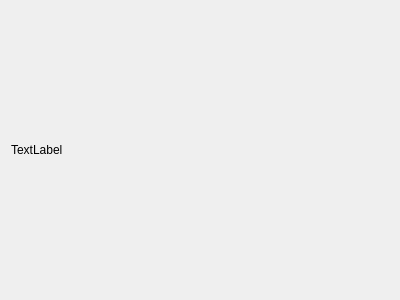
Old version of the form phascan_view/ui/dialog/dialogkeyboardhelp.ui in the repository qinxingying/hello-word.
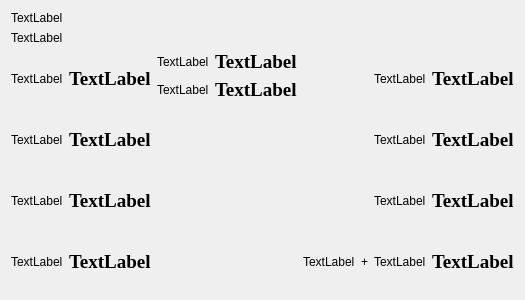
New version of the form. Icons and pictures are not drawn.

The edit to the form file:
```diff
--- a/phascan_view/ui/dialog/dialogkeyboardhelp.ui
+++ b/phascan_view/ui/dialog/dialogkeyboardhelp.ui
@@ -6,21 +6,322 @@
    <rect>
     <x>0</x>
     <y>0</y>
-    <width>400</width>
+    <width>507</width>
     <height>300</height>
    </rect>
   </property>
   <property name="windowTitle">
    <string>Dialog</string>
   </property>
-  <layout class="QHBoxLayout" name="horizontalLayout">
+  <property name="windowIcon">
+   <iconset resource="../../mainwindow.qrc">
+    <normaloff>:/file/resource/Main/keyboardLogo.png</normaloff>:/file/resource/Main/keyboardLogo.png</iconset>
+  </property>
+  <property name="whatsThis">
+   <string notr="true"/>
+  </property>
+  <layout class="QVBoxLayout" name="verticalLayout_3">
    <item>
-    <widget class="QLabel" name="label">
+    <widget class="QLabel" name="labelLogo">
      <property name="text">
       <string>TextLabel</string>
      </property>
     </widget>
    </item>
+   <item>
+    <widget class="QLabel" name="labelKeyboard">
+     <property name="text">
+      <string>TextLabel</string>
+     </property>
+    </widget>
+   </item>
+   <item>
+    <layout class="QHBoxLayout" name="horizontalLayout_7">
+     <item>
+      <layout class="QVBoxLayout" name="verticalLayout">
+       <item>
+        <layout class="QHBoxLayout" name="horizontalLayout">
+         <item>
+          <widget class="QLabel" name="labelWimage">
+           <property name="text">
+            <string>TextLabel</string>
+           </property>
+          </widget>
+         </item>
+         <item>
+          <widget class="QLabel" name="labelWtext">
+           <property name="font">
+            <font>
+             <family>Times New Roman</family>
+             <pointsize>14</pointsize>
+             <weight>75</weight>
+             <bold>true</bold>
+            </font>
+           </property>
+           <property name="text">
+            <string>TextLabel</string>
+           </property>
+          </widget>
+         </item>
+        </layout>
+       </item>
+       <item>
+        <layout class="QHBoxLayout" name="horizontalLayout_2">
+         <item>
+          <widget class="QLabel" name="labelSimage">
+           <property name="text">
+            <string>TextLabel</string>
+           </property>
+          </widget>
+         </item>
+         <item>
+          <widget class="QLabel" name="labelStext">
+           <property name="font">
+            <font>
+             <family>Times New Roman</family>
+             <pointsize>14</pointsize>
+             <weight>75</weight>
+             <bold>true</bold>
+            </font>
+           </property>
+           <property name="text">
+            <string>TextLabel</string>
+           </property>
+          </widget>
+         </item>
+        </layout>
+       </item>
+       <item>
+        <layout class="QHBoxLayout" name="horizontalLayout_3">
+         <item>
+          <widget class="QLabel" name="labelAimage">
+           <property name="text">
+            <string>TextLabel</string>
+           </property>
+          </widget>
+         </item>
+         <item>
+          <widget class="QLabel" name="labelAtext">
+           <property name="font">
+            <font>
+             <family>Times New Roman</family>
+             <pointsize>14</pointsize>
+             <weight>75</weight>
+             <bold>true</bold>
+            </font>
+           </property>
+           <property name="text">
+            <string>TextLabel</string>
+           </property>
+          </widget>
+         </item>
+        </layout>
+       </item>
+       <item>
+        <layout class="QHBoxLayout" name="horizontalLayout_4">
+         <item>
+          <widget class="QLabel" name="labelDimage">
+           <property name="text">
+            <string>TextLabel</string>
+           </property>
+          </widget>
+         </item>
+         <item>
+          <widget class="QLabel" name="labelDtext">
+           <property name="font">
+            <font>
+             <family>Times New Roman</family>
+             <pointsize>14</pointsize>
+             <weight>75</weight>
+             <bold>true</bold>
+            </font>
+           </property>
+           <property name="text">
+            <string>TextLabel</string>
+           </property>
+          </widget>
+         </item>
+        </layout>
+       </item>
+      </layout>
+     </item>
+     <item>
+      <layout class="QVBoxLayout" name="verticalLayout_2">
+       <item>
+        <layout class="QHBoxLayout" name="horizontalLayout_5">
+         <item>
+          <widget class="QLabel" name="labelZimage">
+           <property name="text">
+            <string>TextLabel</string>
+           </property>
+          </widget>
+         </item>
+         <item>
+          <widget class="QLabel" name="labelZtext">
+           <property name="font">
+            <font>
+             <family>Times New Roman</family>
+             <pointsize>14</pointsize>
+             <weight>75</weight>
+             <bold>true</bold>
+            </font>
+           </property>
+           <property name="text">
+            <string>TextLabel</string>
+           </property>
+          </widget>
+         </item>
+        </layout>
+       </item>
+       <item>
+        <layout class="QHBoxLayout" name="horizontalLayout_6">
+         <item>
+          <widget class="QLabel" name="labelCimage">
+           <property name="text">
+            <string>TextLabel</string>
+           </property>
+          </widget>
+         </item>
+         <item>
+          <widget class="QLabel" name="labelCtext">
+           <property name="font">
+            <font>
+             <family>Times New Roman</family>
+             <pointsize>14</pointsize>
+             <weight>75</weight>
+             <bold>true</bold>
+            </font>
+           </property>
+           <property name="text">
+            <string>TextLabel</string>
+           </property>
+          </widget>
+         </item>
+        </layout>
+       </item>
+       <item>
+        <spacer name="verticalSpacer">
+         <property name="orientation">
+          <enum>Qt::Vertical</enum>
+         </property>
+         <property name="sizeHint" stdset="0">
+          <size>
+           <width>20</width>
+           <height>40</height>
+          </size>
+         </property>
+        </spacer>
+       </item>
+      </layout>
+     </item>
+     <item>
+      <layout class="QGridLayout" name="gridLayout">
+       <item row="0" column="2">
+        <widget class="QLabel" name="label0image">
+         <property name="text">
+          <string>TextLabel</string>
+         </property>
+        </widget>
+       </item>
+       <item row="0" column="3">
+        <widget class="QLabel" name="label0text">
+         <property name="font">
+          <font>
+           <family>Times New Roman</family>
+           <pointsize>14</pointsize>
+           <weight>75</weight>
+           <bold>true</bold>
+          </font>
+         </property>
+         <property name="text">
+          <string>TextLabel</string>
+         </property>
+        </widget>
+       </item>
+       <item row="1" column="2">
+        <widget class="QLabel" name="labelUpimage">
+         <property name="text">
+          <string>TextLabel</string>
+         </property>
+        </widget>
+       </item>
+       <item row="1" column="3">
+        <widget class="QLabel" name="labelUptext">
+         <property name="font">
+          <font>
+           <family>Times New Roman</family>
+           <pointsize>14</pointsize>
+           <weight>75</weight>
+           <bold>true</bold>
+          </font>
+         </property>
+         <property name="text">
+          <string>TextLabel</string>
+         </property>
+        </widget>
+       </item>
+       <item row="2" column="2">
+        <widget class="QLabel" name="labelLeftimage">
+         <property name="text">
+          <string>TextLabel</string>
+         </property>
+        </widget>
+       </item>
+       <item row="2" column="3">
+        <widget class="QLabel" name="labelLefttext">
+         <property name="font">
+          <font>
+           <family>Times New Roman</family>
+           <pointsize>14</pointsize>
+           <weight>75</weight>
+           <bold>true</bold>
+          </font>
+         </property>
+         <property name="text">
+          <string>TextLabel</string>
+         </property>
+        </widget>
+       </item>
+       <item row="3" column="0">
+        <widget class="QLabel" name="labelShift">
+         <property name="text">
+          <string>TextLabel</string>
+         </property>
+        </widget>
+       </item>
+       <item row="3" column="1">
+        <widget class="QLabel" name="label_2">
+         <property name="text">
+          <string>+</string>
+         </property>
+        </widget>
+       </item>
+       <item row="3" column="2">
+        <widget class="QLabel" name="labelShiftimage">
+         <property name="text">
+          <string>TextLabel</string>
+         </property>
+        </widget>
+       </item>
+       <item row="3" column="3">
+        <widget class="QLabel" name="labelShifttext">
+         <property name="font">
+          <font>
+           <family>Times New Roman</family>
+           <pointsize>14</pointsize>
+           <weight>75</weight>
+           <bold>true</bold>
+          </font>
+         </property>
+         <property name="text">
+          <string>TextLabel</string>
+         </property>
+        </widget>
+       </item>
+      </layout>
+     </item>
+    </layout>
+   </item>
   </layout>
  </widget>
  <resources/>
```
Left out of the diff: 6 changed lines with no effect on the pictures.
